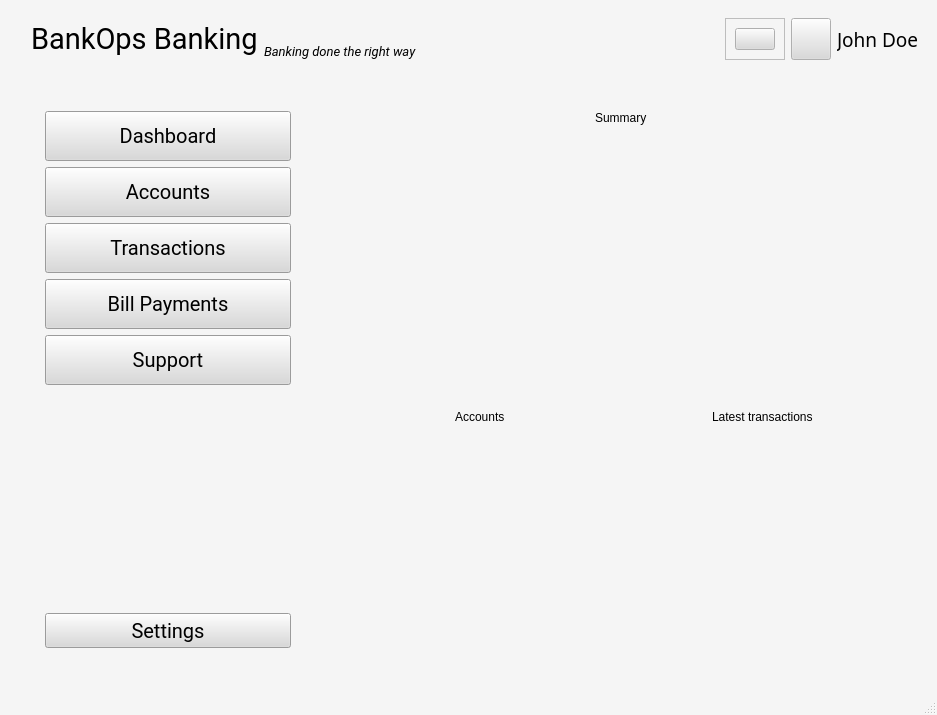
The window that src/ui/designs/main_window.ui (Luis-Rosario-Alers/BankOps) describes before a commit, drawn with Qt 5.
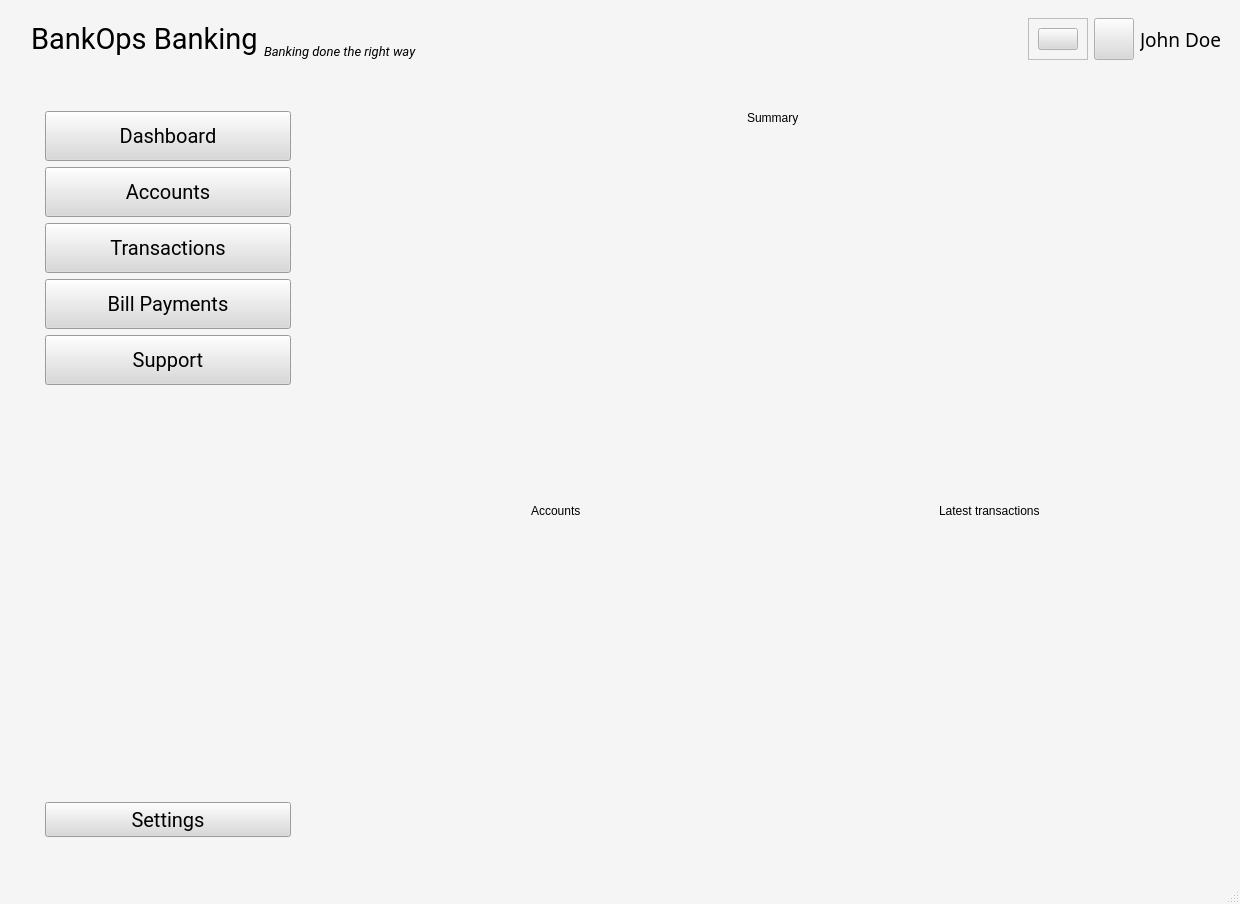
The same window after the commit. Icons and pictures are not drawn. Custom widgets are drawn as their Qt base class.

The edit to the form file:
```diff
--- a/src/ui/designs/main_window.ui
+++ b/src/ui/designs/main_window.ui
@@ -6,8 +6,8 @@
    <rect>
     <x>0</x>
     <y>0</y>
-    <width>937</width>
-    <height>715</height>
+    <width>1240</width>
+    <height>904</height>
    </rect>
   </property>
   <property name="palette">
@@ -788,6 +788,7 @@
                  <verstretch>0</verstretch>
                 </sizepolicy>
                </property>
+               <layout class="QHBoxLayout" name="horizontalLayout_7"/>
               </widget>
              </item>
             </layout>
@@ -849,6 +850,7 @@
                     <verstretch>0</verstretch>
                    </sizepolicy>
                   </property>
+                  <layout class="QVBoxLayout" name="verticalLayout_14"/>
                  </widget>
                 </item>
                </layout>
```
Left out of the diff: 18 changed lines with no effect on the pictures.
